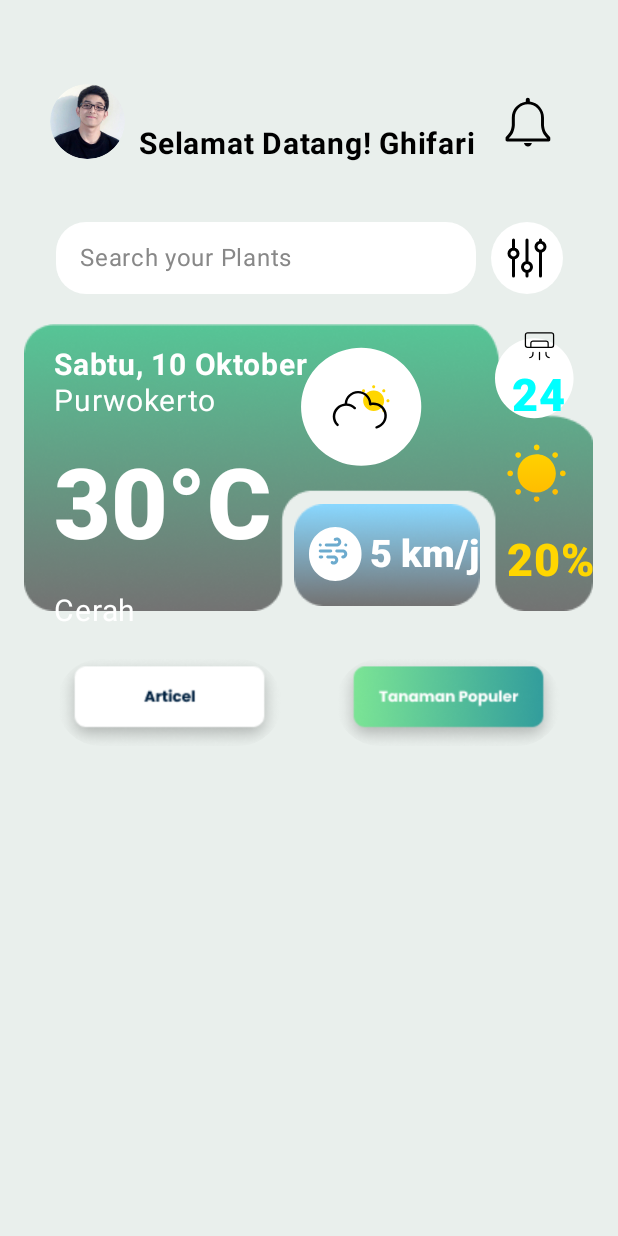
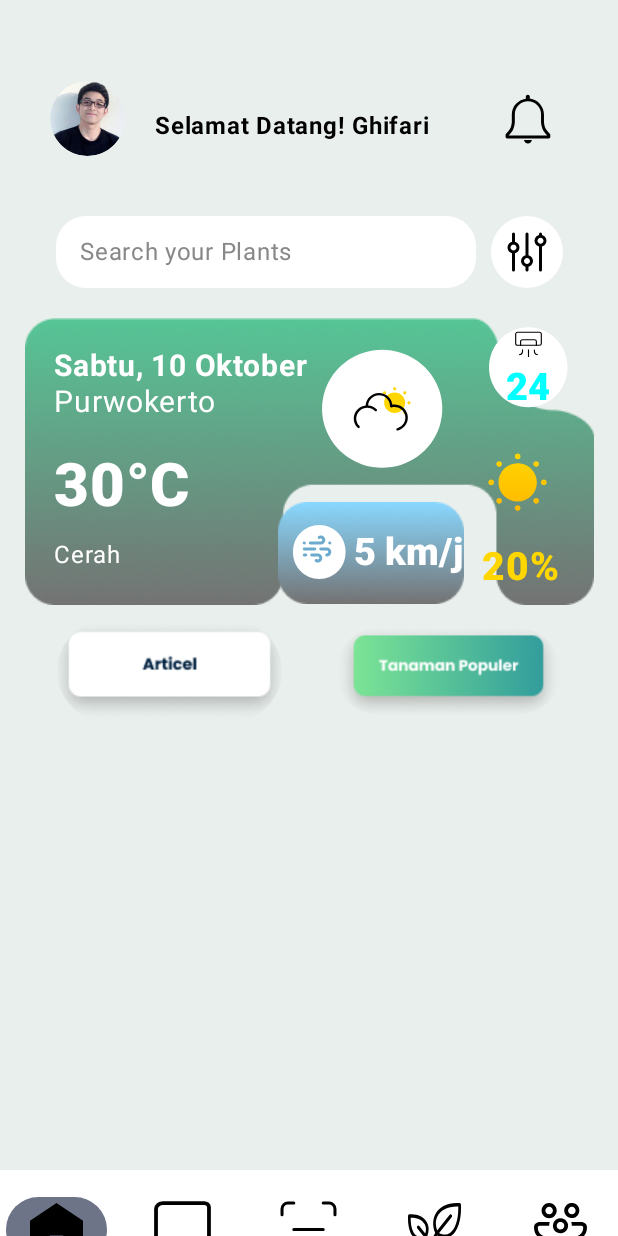
Before and after one commit to RikoMaulana22/Plantwise1, an Android app built with Jetpack Compose: the beranda_screen screen opened through its navigation route, on a phone screen of 412 x 824 dp. Run offline under Robolectric (Android 15) with nearby library versions, the phone set to English and light mode, and no system bars.

Commit message:
merapihkan tampilan beranda

```diff
--- a/app/src/main/java/com/example/planwise1/BerandaScreen.kt
+++ b/app/src/main/java/com/example/planwise1/BerandaScreen.kt
@@ -2,27 +2,15 @@ package com.example.planwise1
 
 import androidx.compose.foundation.Image
 import androidx.compose.foundation.background
-import androidx.compose.foundation.layout.Arrangement
-import androidx.compose.foundation.layout.Box
-import androidx.compose.foundation.layout.Column
-import androidx.compose.foundation.layout.Row
-import androidx.compose.foundation.layout.Spacer
-import androidx.compose.foundation.layout.fillMaxSize
-import androidx.compose.foundation.layout.fillMaxWidth
-import androidx.compose.foundation.layout.height
-import androidx.compose.foundation.layout.padding
-import androidx.compose.foundation.layout.size
-import androidx.compose.foundation.layout.width
+import androidx.compose.foundation.layout.*
 import androidx.compose.foundation.lazy.LazyColumn
 import androidx.compose.foundation.shape.RoundedCornerShape
 import androidx.compose.foundation.text.BasicTextField
 import androidx.compose.material3.IconButton
+import androidx.compose.material3.NavigationBar
+import androidx.compose.material3.NavigationBarItem
 import androidx.compose.material3.Text
-import androidx.compose.runtime.Composable
-import androidx.compose.runtime.getValue
-import androidx.compose.runtime.mutableStateOf
-import androidx.compose.runtime.remember
-import androidx.compose.runtime.setValue
+import androidx.compose.runtime.*
 import androidx.compose.ui.Alignment
 import androidx.compose.ui.Modifier
 import androidx.compose.ui.graphics.Color
@@ -34,9 +22,8 @@ import androidx.compose.ui.text.input.TextFieldValue
 import androidx.compose.ui.unit.dp
 import androidx.compose.ui.unit.sp
 import androidx.navigation.NavHostController
-
 @Composable
-fun Beranda(navHostController: NavHostController){
+fun Beranda(navHostController: NavHostController) {
     var plant by remember { mutableStateOf(TextFieldValue("")) }
     var selectedMenu by remember { mutableStateOf("home") }
     var isPressed by remember { mutableStateOf(false) }
@@ -59,64 +46,36 @@ fun Beranda(navHostController: NavHostController){
         R.drawable.btnpopuleroff
     )
 
-    /*Tombol navigasi*/
+    val popularPlants = listOf(
+        R.drawable.group1,
+        R.drawable.group2,
+        R.drawable.group3
+    )
+
     Box(modifier = Modifier.fillMaxSize()) {
-        Box(modifier = Modifier
-            .align(Alignment.BottomCenter)
-            .fillMaxWidth()) {
-            Image(
-                painter = painterResource(id = R.drawable.navigasi),
-                contentDescription = null,
+        // Konten utama menggunakan LazyColumn
+        LazyColumn(
             modifier = Modifier
-                    .align(Alignment.BottomCenter)
-                    .fillMaxWidth()
-                    .height(70.dp)
-            )
-            Row(modifier = Modifier
-                .fillMaxWidth()
-                .align(Alignment.Center),
-                verticalAlignment = Alignment.CenterVertically,
-                horizontalArrangement = Arrangement.SpaceAround) {
-                menuItems.forEach { (menu, icons) ->
-                    IconButton(
-                        onClick = {
-                            selectedMenu = menu
-                            when (menu) {
-                                "home" -> { /* Tidak perlu aksi tambahan */ }
-                                "kamus" -> navHostController.navigate("kamus_screen")
-                                "kamera" -> { /* Tambahkan aksi kamera */ }
-                                "tanamanku" -> navHostController.navigate("myplant_screen")
-                                "komunitas" -> navHostController.navigate("komunitas_screen")
-                            }
-                        },
-                        modifier = Modifier.size(50.dp)
+                .fillMaxSize()
+                .background(color = Color(0XFFE9EFEC))
+                .padding(bottom = 50.dp) // Tambahkan padding untuk memberikan ruang bagi navigasi
         ) {
-                        Image(
-                            painter = painterResource(id = if (selectedMenu == menu) icons[1] else icons[0]),
-                            contentDescription = "$menu Icon"
-                        )
-                    }
-                }
-            }
-        }
-    }
-
-    /*Kontent Beranda*/
-    LazyColumn(modifier = Modifier
-        .fillMaxWidth()
-        .height(845.dp)
-        .background(color = Color(0XFFE9EFEC))) {
             item {
+                // Header
                 Column {
-                Row(modifier = Modifier
+                    Row(
+                        modifier = Modifier
                             .fillMaxWidth()
                             .padding(top = 54.dp, start = 33.dp, end = 35.dp),
                         horizontalArrangement = Arrangement.SpaceBetween,
-                    verticalAlignment = Alignment.CenterVertically) {
-                    IconButton(onClick = {navHostController.navigate("profil_screen")},
+                        verticalAlignment = Alignment.CenterVertically
+                    ) {
+                        IconButton(
+                            onClick = { navHostController.navigate("profil_screen") },
                             modifier = Modifier
                                 .width(50.dp)
-                            .height(50.dp)) {
+                                .height(50.dp)
+                        ) {
                             Image(
                                 painter = painterResource(id = R.drawable.profile1),
                                 contentDescription = null,
@@ -124,17 +83,21 @@ fun Beranda(navHostController: NavHostController){
                             )
                         }
                         Text(
-                        text = "Selamat Datang! Ghifari" /* nama diambil dari username sesuai saat login*/,
-                        fontSize = 20.sp,
+                            text = "Selamat Datang! Ghifari",
+                            fontSize = 16.sp,
                             fontWeight = FontWeight.Bold,
                             color = Color.Black,
-                        modifier = Modifier
-                            .padding(top = 30.dp)
+                            modifier = Modifier.padding(top = 9.dp)
                         )
-                    IconButton(onClick = {},
+
+                        Spacer(modifier = Modifier.height(50.dp))
+
+                        IconButton(
+                            onClick = {},
                             modifier = Modifier
                                 .width(50.dp)
-                            .height(50.dp)) {
+                                .height(50.dp)
+                        ) {
                             Image(
                                 painter = painterResource(id = R.drawable.btnnotif),
                                 contentDescription = null,
@@ -143,7 +106,7 @@ fun Beranda(navHostController: NavHostController){
                         }
                     }
 
-                /* pencarrian */
+                    // Pencarian
                     Row(
                         verticalAlignment = Alignment.CenterVertically,
                         horizontalArrangement = Arrangement.Center,
@@ -166,19 +129,15 @@ fun Beranda(navHostController: NavHostController){
                                     .padding(horizontal = 16.dp)
                             ) {
                                 BasicTextField(
-                                modifier = Modifier
-                                    .fillMaxWidth(),
+                                    modifier = Modifier.fillMaxWidth(),
                                     value = plant,
-                                onValueChange = {newValue -> plant = newValue},
+                                    onValueChange = { newValue -> plant = newValue },
                                     textStyle = TextStyle(
                                         color = Color.Black,
                                         fontSize = 16.sp
                                     ),
                                     decorationBox = { innerTextField ->
-                                    Box(
-                                        modifier = Modifier
-                                            .fillMaxWidth()
-                                    ) {
+                                        Box(modifier = Modifier.fillMaxWidth()) {
                                             if (plant.text.isEmpty()) {
                                                 Text(
                                                     text = "Search your Plants",
@@ -195,13 +154,12 @@ fun Beranda(navHostController: NavHostController){
 
                         Spacer(modifier = Modifier.width(10.dp))
 
-                    IconButton(onClick = {/*TODO*/},
-                        modifier = Modifier
-                            .size(48.dp))
-                    {
+                        IconButton(
+                            onClick = { /* TODO */ },
+                            modifier = Modifier.size(48.dp)
+                        ) {
                             Image(
-                            modifier = Modifier
-                                .size(48.dp),
+                                modifier = Modifier.size(48.dp),
                                 painter = painterResource(id = R.drawable.btnkategori),
                                 contentDescription = null,
                                 contentScale = ContentScale.Crop
@@ -210,22 +168,31 @@ fun Beranda(navHostController: NavHostController){
                     }
                 }
             }
+
+            // Konten Informasi Suhu
             item {
                 Spacer(modifier = Modifier.height(20.dp))
-            /* informasi suhu*/
-            Box(modifier = Modifier
-                    .padding(start = 16.dp)) {
+                Box(
+                    modifier = Modifier
+                        .fillMaxWidth()
+                        .padding(horizontal = 16.dp) // Memberikan jarak sama antara kanan dan kiri
+                ) {
+                    // Gambar Background
                     Image(
                         painter = painterResource(id = R.drawable.infosuhu1),
                         contentDescription = null,
                         modifier = Modifier
-                        .width(379.dp)
-                        .height(191.dp),
+                            .fillMaxWidth() // Agar gambar memenuhi lebar dengan jarak yang ditentukan
+                            .aspectRatio(379f / 191f), // Menjaga proporsi gambar
                     )
 
-                /*keterangan suhu*/
-                Column(modifier = Modifier
-                    .padding(start = 20.dp, top = 15.dp)) {
+                    // Konten Suhu
+                    Column(
+                        modifier = Modifier
+                            .padding(start = 20.dp, top = 20.dp) // Menambahkan padding untuk memberi jarak dari gambar
+                            .align(Alignment.TopStart) // Menempatkan di posisi kiri atas
+                    ) {
+                        // Tanggal dan Lokasi
                         Text(
                             text = "Sabtu, 10 Oktober",
                             fontSize = 20.sp,
@@ -238,26 +205,36 @@ fun Beranda(navHostController: NavHostController){
                             color = Color.White,
                             fontWeight = FontWeight.Normal,
                         )
+
+                        // Suhu
                         Text(
                             text = "30°C",
-                        fontSize = 65.sp,
+                            fontSize = 40.sp,
                             color = Color.White,
                             fontWeight = FontWeight.ExtraBold,
                             modifier = Modifier
                                 .padding(top = 20.dp)
                         )
+
+                        // Status Cuaca
                         Text(
                             text = "Cerah",
-                        fontSize = 20.sp,
+                            fontSize = 16.sp,
                             color = Color.White,
                             fontWeight = FontWeight.Normal,
                             modifier = Modifier
-                            .padding(top = 20.dp)
+                                .padding(top = 10.dp)
                         )
                     }
-                /*keterangan kecepatan angin*/
-                Box(modifier = Modifier
-                    .padding(start = 180.dp, top = 120.dp)){
+                }
+
+                // Box untuk Gambar dan Informasi Angin
+                Box(
+                    modifier = Modifier
+                        .padding(start = 185.dp, top = 1.dp)
+                        .offset(y = -70.dp) // Geser ke atas dengan offset negatif
+                ) {
+                    // Gambar Angin
                     Image(
                         painter = painterResource(id = R.drawable.infoangin),
                         contentDescription = null,
@@ -265,16 +242,23 @@ fun Beranda(navHostController: NavHostController){
                             .width(124.dp)
                             .height(68.dp)
                     )
-                    Row(modifier = Modifier
+
+                    // Row untuk Angin dan Kecepatan Angin
+                    Row(
+                        modifier = Modifier
                             .padding(start = 10.dp, top = 15.dp),
-                        verticalAlignment = Alignment.CenterVertically) {
+                        verticalAlignment = Alignment.CenterVertically
+                    ) {
+                        // Ikon Angin
                         Image(
                             painter = painterResource(id = R.drawable.angin),
                             contentDescription = null,
                             modifier = Modifier
                                 .width(35.dp)
                                 .height(36.dp)
+
                         )
+                        // Kecepatan Angin
                         Text(
                             text = "5 km/j",
                             fontSize = 25.sp,
@@ -285,9 +269,9 @@ fun Beranda(navHostController: NavHostController){
                         )
                     }
                 }
-                /*keterangan suhu ruangan*/
                 Box(modifier = Modifier
-                    .padding(start = 300.dp)) {
+                    .padding(start = 312.dp)
+                    .offset(y = -264.dp)) {
                     Image(
                         painter = painterResource(id = R.drawable.infoac),
                         contentDescription = null,
@@ -297,16 +281,18 @@ fun Beranda(navHostController: NavHostController){
                     Column(horizontalAlignment = Alignment.CenterHorizontally,
                         verticalArrangement = Arrangement.Center,
                         modifier = Modifier
-                            .padding(start = 25.dp)) {
+                            .padding(start = 25.dp, top = 10.dp)
+                            .offset(y = -3.dp)) {
                         Image(
                             painter = painterResource(id = R.drawable.ac),
                             contentDescription = null,
                             modifier = Modifier
-                                .size(30.dp)
+                                .size(27.dp)
+
                         )
                         Text(
                             text = "24",
-                            fontSize = 30.sp,
+                            fontSize = 25.sp,
                             color = Color.Cyan,
                             fontWeight = FontWeight.ExtraBold,
                         )
@@ -316,29 +302,35 @@ fun Beranda(navHostController: NavHostController){
                     painter = painterResource(id = R.drawable.infocuaca),
                     contentDescription = null,
                     modifier = Modifier
-                        .padding(start = 170.dp, top = 5.dp)
+                        .padding(start = 200.dp, )
+                        .offset(y = -330.dp)
                 )
                 Image(
                     painter = painterResource(id = R.drawable.infocahaya),
                     contentDescription = null,
                     modifier = Modifier
-                        .padding(start = 322.dp, top = 80.dp)
+                        .padding(start = 325.dp, top = 1.dp)
+                        .offset(y = -360.dp)
                 )
                 Text(
                     text = "20%",
-                    fontSize = 30.sp,
+                    fontSize = 26.sp,
                     color = Color(0XFFFFD600),
                     fontWeight = FontWeight.ExtraBold,
                     modifier = Modifier
-                        .padding(top = 140.dp, start = 322.dp)
+                        .padding(top = 1.dp, start = 321.dp)
+                        .offset(y = -340.dp)
                 )
             }
-        }
+
+            // Add the new content below the weather info
             item {
                 Column(horizontalAlignment = Alignment.CenterHorizontally,
                     verticalArrangement = Arrangement.Center,
                     modifier = Modifier
-                    .padding(20.dp)) {
+                        .padding(20.dp)
+                        .offset(y = -340.dp)
+                ) {
                     Row(modifier = Modifier
                         .fillMaxWidth(),
                         verticalAlignment = Alignment.CenterVertically,
@@ -346,11 +338,11 @@ fun Beranda(navHostController: NavHostController){
                         IconButton(onClick = { isPressed = !isPressed },
                             modifier = Modifier
                                 .width(150.dp)
-                            .height(58.dp)) {
+                                .height(68.dp)) {
                             Image(
                                 modifier = Modifier
                                     .width(150.dp)
-                                .height(58.dp),
+                                    .height(68.dp),
                                 painter = painterResource(id = if (isPressed) artikel[1] else artikel[0]),
                                 contentDescription = null,
                                 contentScale = ContentScale.Crop
@@ -372,5 +364,43 @@ fun Beranda(navHostController: NavHostController){
                     }
                 }
             }
+
+
+
+        }
+
+        // Bottom Navigation
+        Column(
+            modifier = Modifier
+                .align(Alignment.BottomCenter)
+                .padding(bottom = 1.dp, )
+                .offset(y = 37.dp)
+        ) {
+            NavigationBar (
+                containerColor = Color.White // Set the background color to white
+            ){
+                menuItems.forEach { (menu, icons) ->
+                    NavigationBarItem(
+                        icon = {
+                            Image(
+                                painter = painterResource(id = if (selectedMenu == menu) icons[1] else icons[0]),
+                                contentDescription = menu
+                            )
+                        },
+                        selected = selectedMenu == menu,
+                        onClick = {
+                            selectedMenu = menu
+                            when (menu) {
+                                "home" -> navHostController.navigate("beranda")
+                                "kamus" -> navHostController.navigate("kamus_screen")
+                                "kamera" -> navHostController.navigate("kamera_screen")
+                                "tanamanku" -> navHostController.navigate("tanamanku_screen")
+                                "komunitas" -> navHostController.navigate("komunitas_screen")
                             }
                         }
+                    )
+                }
+            }
+        }
+    }
+}
```
Also changed, not shown: app/src/main/res/drawable/group1.png (added), app/src/main/res/drawable/group2.png (added), app/src/main/res/drawable/group3.png (added). Lines whose indentation alone changed are shown as unchanged.
